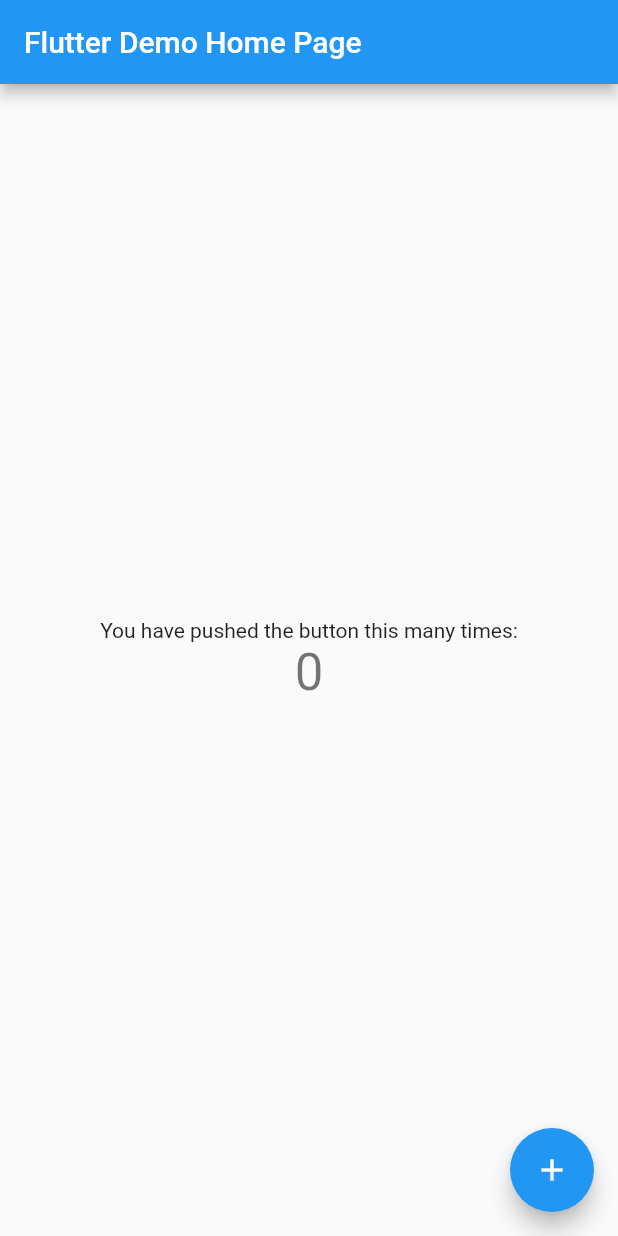
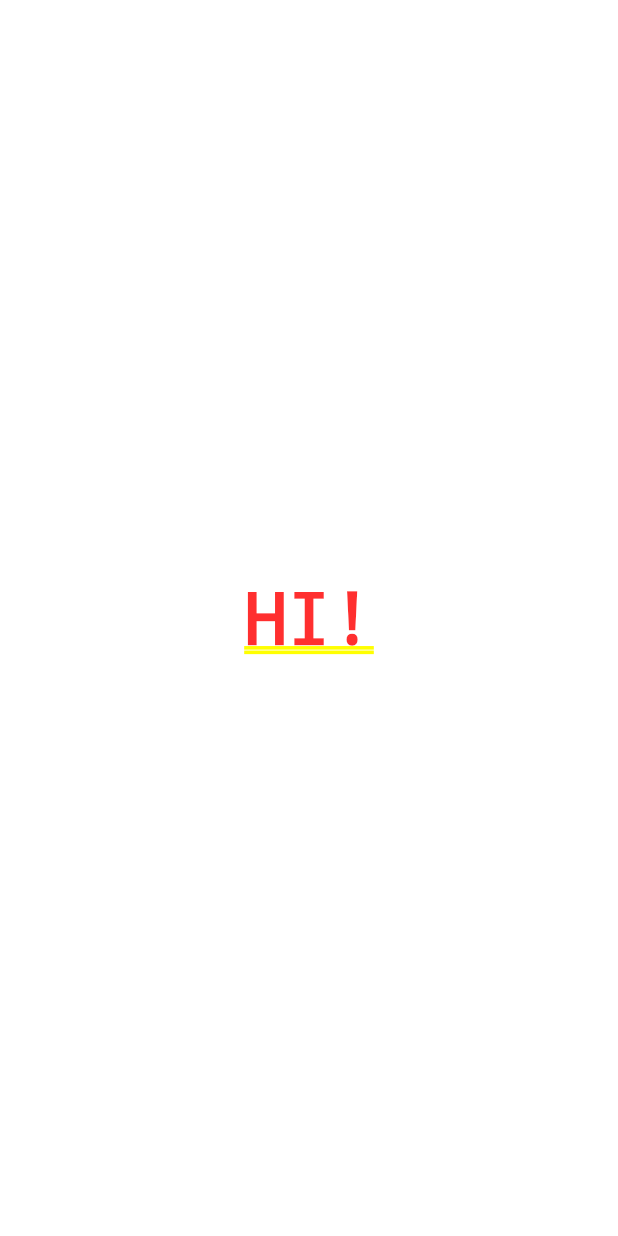
Before and after one commit to LezgiHaly/places, a Flutter app: the screen it shows after launch, on a phone screen of 412 x 824 dp. Run offline on Flutter 3.47's test engine with Material 2 defaults, Android fonts, the phone set to English and light mode, and no system bars.

Commit message:
Homework3-4

```diff
--- a/lib/main.dart
+++ b/lib/main.dart
@@ -1,115 +1,60 @@
+// ignore_for_file: must_be_immutable
+
 import 'package:flutter/material.dart';
 
 void main() {
-  runApp(const MyApp());
+  runApp(App());
 }
 
-class MyApp extends StatelessWidget {
-  const MyApp({Key? key}) : super(key: key);
+class App extends StatelessWidget {
+  const App({Key? key}) : super(key: key);
 
-  // This widget is the root of your application.
   @override
   Widget build(BuildContext context) {
     return MaterialApp(
-      title: 'Flutter Demo',
-      theme: ThemeData(
-        // This is the theme of your application.
-        //
-        // Try running your application with "flutter run". You'll see the
-        // application has a blue toolbar. Then, without quitting the app, try
-        // changing the primarySwatch below to Colors.green and then invoke
-        // "hot reload" (press "r" in the console where you ran "flutter run",
-        // or simply save your changes to "hot reload" in a Flutter IDE).
-        // Notice that the counter didn't reset back to zero; the application
-        // is not restarted.
-        primarySwatch: Colors.blue,
-      ),
-      home: const MyHomePage(title: 'Flutter Demo Home Page'),
+      title: 'Place',
+      home: MyFirstWidget(),
     );
   }
 }
 
-class MyHomePage extends StatefulWidget {
-  const MyHomePage({Key? key, required this.title}) : super(key: key);
-
-  // This widget is the home page of your application. It is stateful, meaning
-  // that it has a State object (defined below) that contains fields that affect
-  // how it looks.
-
-  // This class is the configuration for the state. It holds the values (in this
-  // case the title) provided by the parent (in this case the App widget) and
-  // used by the build method of the State. Fields in a Widget subclass are
-  // always marked "final".
-
-  final String title;
-
-  @override
-  State<MyHomePage> createState() => _MyHomePageState();
-}
-
-class _MyHomePageState extends State<MyHomePage> {
-  int _counter = 0;
-
-  void _incrementCounter() {
-    setState(() {
-      // This call to setState tells the Flutter framework that something has
-      // changed in this State, which causes it to rerun the build method below
-      // so that the display can reflect the updated values. If we changed
-      // _counter without calling setState(), then the build method would not be
-      // called again, and so nothing would appear to happen.
-      _counter++;
-    });
-  }
-
+class MyFirstWidget extends StatelessWidget {
+  MyFirstWidget({Key? key}) : super(key: key);
+  var counter = 0;
   @override
   Widget build(BuildContext context) {
-    // This method is rerun every time setState is called, for instance as done
-    // by the _incrementCounter method above.
-    //
-    // The Flutter framework has been optimized to make rerunning build methods
-    // fast, so that you can just rebuild anything that needs updating rather
-    // than having to individually change instances of widgets.
-    return Scaffold(
-      appBar: AppBar(
-        // Here we take the value from the MyHomePage object that was created by
-        // the App.build method, and use it to set our appbar title.
-        title: Text(widget.title),
-      ),
-      body: Center(
-        // Center is a layout widget. It takes a single child and positions it
-        // in the middle of the parent.
-        child: Column(
-          // Column is also a layout widget. It takes a list of children and
-          // arranges them vertically. By default, it sizes itself to fit its
-          // children horizontally, and tries to be as tall as its parent.
-          //
-          // Invoke "debug painting" (press "p" in the console, choose the
-          // "Toggle Debug Paint" action from the Flutter Inspector in Android
-          // Studio, or the "Toggle Debug Paint" command in Visual Studio Code)
-          // to see the wireframe for each widget.
-          //
-          // Column has various properties to control how it sizes itself and
-          // how it positions its children. Here we use mainAxisAlignment to
-          // center the children vertically; the main axis here is the vertical
-          // axis because Columns are vertical (the cross axis would be
-          // horizontal).
-          mainAxisAlignment: MainAxisAlignment.center,
-          children: <Widget>[
-            const Text(
-              'You have pushed the button this many times:',
-            ),
-            Text(
-              '$_counter',
-              style: Theme.of(context).textTheme.headline4,
-            ),
-          ],
-        ),
-      ),
-      floatingActionButton: FloatingActionButton(
-        onPressed: _incrementCounter,
-        tooltip: 'Increment',
-        child: const Icon(Icons.add),
-      ), // This trailing comma makes auto-formatting nicer for build methods.
+    counter++;
+    print(counter);
+
+    context1() {
+      return context.runtimeType;
+    }
+
+    return Container(
+      child: Center(child: Text('HI!')),
     );
   }
 }
+
+class MySecondWidgate extends StatefulWidget {
+  MySecondWidgate({Key? key}) : super(key: key);
+
+  @override
+  State<MySecondWidgate> createState() => _MySecondWidgateState();
+}
+
+class _MySecondWidgateState extends State<MySecondWidgate> {
+  var counter = 0;
+  @override
+  Widget build(BuildContext context) {
+    context2() {
+      return context.runtimeType;
+    }
+
+    counter++;
+    print(counter);
+    return Container(
+      child: Center(child: Text('HI!')),
+    );
+  }
+}
```
